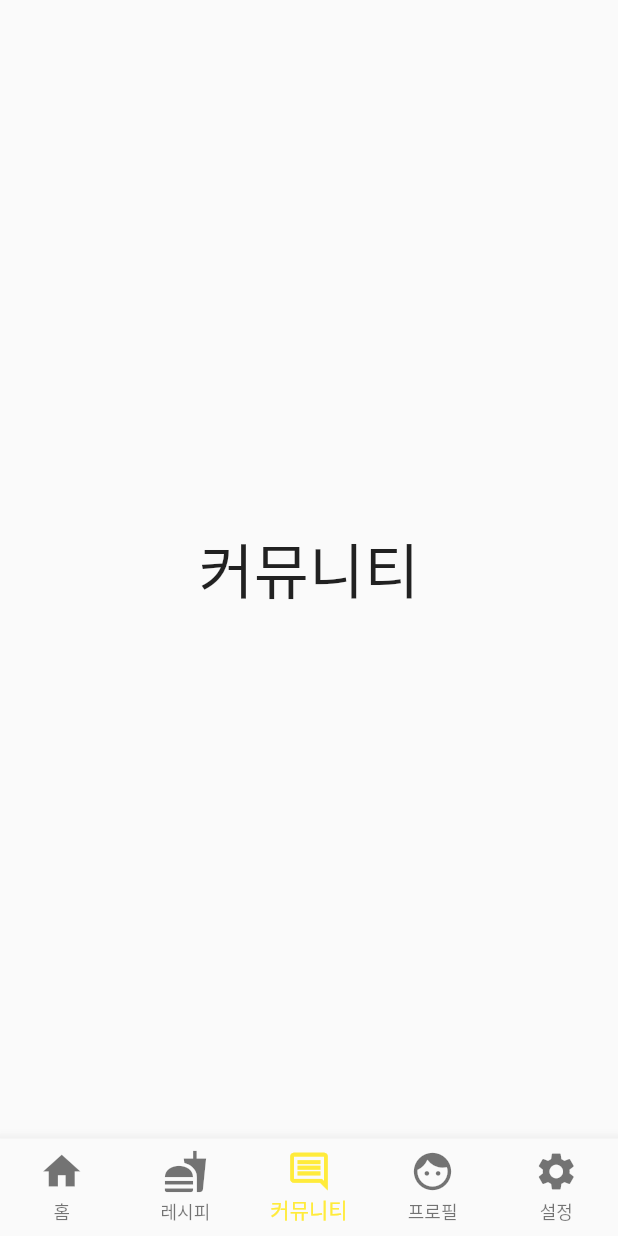
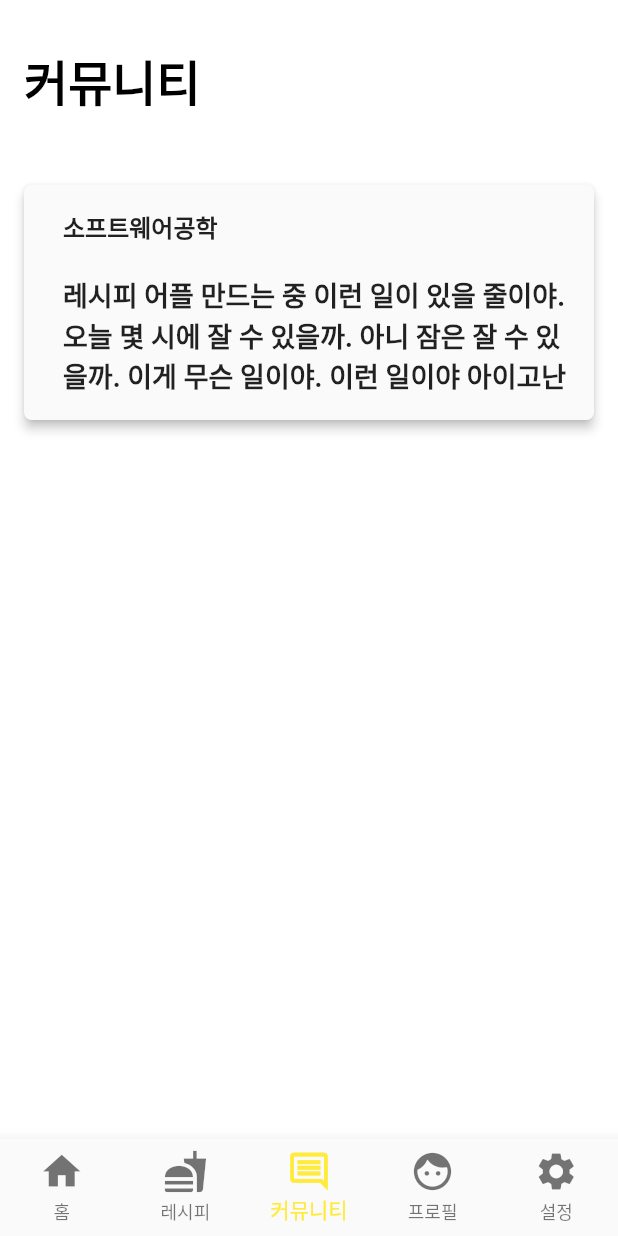
Before and after one commit to threhe13/recipe_version001, a Flutter app: the screen it shows after launch, item 3 of the bottom bar chosen, on a phone screen of 412 x 824 dp. Run offline on Flutter 3.47's test engine with Material 2 defaults, Android fonts, the phone set to English and light mode, and no system bars; our stand-ins replace google_fonts.

```diff
--- a/lib/Community.dart
+++ b/lib/Community.dart
@@ -1,16 +1,105 @@
 import 'package:flutter/material.dart';
+
+import 'PostScreen.dart';
 
 class Community extends StatefulWidget {
   @override
   _CommunityState createState() => _CommunityState();
 }
 
+final List<Map> posts = [
+  {
+    "title" : "소프트웨어공학",
+    "contents" : "레시피 어플 만드는 중 이런 일이 있을 줄이야. 오늘 몇 시에 잘 수 있을까. 아니 잠은 잘 수 있을까. 이게 무슨 일이야. 이런 일이야 아이고난",
+    "author" : "김성현",
+    "date" : "2020-12-04"
+  }
+];
+
 class _CommunityState extends State<Community> {
   @override
   Widget build(BuildContext context) {
     // TODO: implement build
-    return Center(
-      child: Text("커뮤니티", style: TextStyle(fontSize: 40.0),),
-    );
+      return Scaffold(
+        backgroundColor: Colors.white,
+        body: SafeArea(
+          child: Column(
+            mainAxisAlignment: MainAxisAlignment.start,
+            crossAxisAlignment: CrossAxisAlignment.start,
+            children: <Widget>[
+              Container(
+                  padding: EdgeInsets.symmetric(
+                      horizontal: 16.0, vertical: 30.0),
+                  child: Text("커뮤니티", style: TextStyle(
+                      fontSize: 32.0,
+                      fontWeight: FontWeight.bold,
+                      color: Colors.black,
+                  ),)),
+              Expanded(child: ListView.builder(
+                padding: EdgeInsets.all(16.0),
+                itemCount: posts.length,
+                itemBuilder: (BuildContext context, int index) {
+                  return Stack(
+                    children: <Widget>[
+                      Container(
+                        width: double.infinity,
+                        margin: EdgeInsets.only(bottom: 10.0),
+                        child: Material(
+                          borderRadius: BorderRadius.circular(5.0),
+                          elevation: 3.0,
+                          child: Container(
+                            padding: EdgeInsets.all(16.0),
+                            child: Row(
+                              children: <Widget>[
+                                Container(
+                                  height: 80,
+                                  //child: PNetworkImage(items[index]["image"]),
+                                ),
+                                SizedBox(width: 10.0,),
+                                Expanded(
+                                  child: Column(
+                                    crossAxisAlignment: CrossAxisAlignment
+                                        .start,
+                                    children: <Widget>[
+                                      Text(posts[0]["title"], style: TextStyle(
+                                          fontSize: 16.0,
+                                          fontWeight: FontWeight.bold
+                                      ),),
+                                      SizedBox(height: 20.0,),
+                                      Text("${posts[0]['contents']}",
+                                        style: TextStyle(
+                                            fontWeight: FontWeight.bold,
+                                            fontSize: 18.0
+                                        ),),
+                                    ],
+                                  ),
+                                ),
+                              ],
+                            ),
+                          ),
+                        ),
+                      ),
+
+                    ],
+                  );
+                },
+
+                ),
+              ),
+            ],
+          ),
+        ),
+      );
+    }
   }
+
+
+Widget _buildPost(BuildContext context, int index){
+  return GestureDetector(
+      onTap: (){
+        Navigator.push(context, MaterialPageRoute(
+        builder: (context) => PostScreen()
+      ));
+    },
+  );
 }
--- /dev/null
+++ b/lib/PostScreen.dart
@@ -0,0 +1,11 @@
+import 'package:flutter/material.dart';
+
+class PostScreen extends StatelessWidget {
+
+  @override
+  Widget build(BuildContext context) {
+    return Center(
+      child: Text("Post"),
+    );
+  }
+}
```
